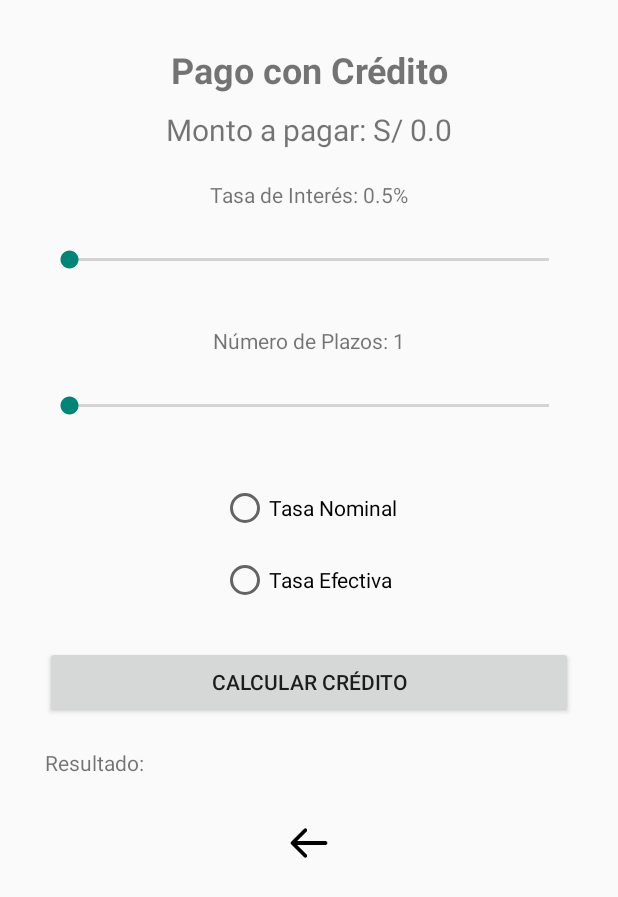
After one commit to Paulo02-pixel/Finanzas, an Android app: the MainActivityCredit screen opened directly, with no data from a screen before it, on a phone screen of 412 x 824 dp. The commit adds this screen. Shown: the top 897 px of the screen. Run offline under Robolectric (Android 15) with nearby library versions, the phone set to English and light mode, and no system bars.

Commit message:
added finance method

```diff
--- a/app/src/main/java/com/example/finanzas/Activity/MainActivityCart.java
+++ b/app/src/main/java/com/example/finanzas/Activity/MainActivityCart.java
@@ -4,17 +4,11 @@ import android.content.Intent;
 import android.os.Bundle;
 import android.view.View;
 
-import androidx.activity.EdgeToEdge;
 import androidx.appcompat.app.AppCompatActivity;
-import androidx.core.graphics.Insets;
-import androidx.core.view.ViewCompat;
-import androidx.core.view.WindowInsetsCompat;
 import androidx.recyclerview.widget.LinearLayoutManager;
 
 import com.example.finanzas.Adapter.CartAdapter;
-import com.example.finanzas.Helper.ChangeNumberItemsListener;
 import com.example.finanzas.Helper.ManagmentCart;
-import com.example.finanzas.R;
 import com.example.finanzas.databinding.ActivityCartBinding;
 
 public class MainActivityCart extends AppCompatActivity {
--- /dev/null
+++ b/app/src/main/java/com/example/finanzas/Activity/MainActivityCredit.java
@@ -0,0 +1,104 @@
+package com.example.finanzas.Activity;
+
+import android.os.Bundle;
+import android.widget.Button;
+import android.widget.ImageButton;
+import android.widget.RadioGroup;
+import android.widget.SeekBar;
+import android.widget.TextView;
+
+import androidx.appcompat.app.AppCompatActivity;
+
+import com.example.finanzas.Helper.ManagmentCart;
+import com.example.finanzas.R;
+
+import java.util.ArrayList;
+import java.util.Locale;
+
+public class MainActivityCredit extends AppCompatActivity {
+
+    private SeekBar seekBarInterestRate, seekBarPeriods;
+    private TextView textViewInterestRate, textViewPeriods, textViewCreditResult;
+    private RadioGroup radioGroupRateType;
+    TextView totalFeeText;
+    private ManagmentCart managmentCart;
+
+    @Override
+    protected void onCreate(Bundle savedInstanceState) {
+        super.onCreate(savedInstanceState);
+        setContentView(R.layout.activity_credit);
+
+        managmentCart = new ManagmentCart(this);
+        totalFeeText = findViewById(R.id.totalFeeText);
+        String nombre = getIntent().getStringExtra("nombre");
+        double itemTotal = (double) Math.round(managmentCart.getTotalFee() * 100) /100;
+        totalFeeText.setText("Monto a pagar: S/ " + itemTotal);
+
+        seekBarInterestRate = findViewById(R.id.seekBarInterestRate);
+        seekBarPeriods = findViewById(R.id.seekBarPeriods);
+        textViewInterestRate = findViewById(R.id.textViewInterestRate);
+        textViewPeriods = findViewById(R.id.textViewPeriods);
+        textViewCreditResult = findViewById(R.id.textViewCreditResult);
+        radioGroupRateType = findViewById(R.id.radioGroupRateType);
+
+        seekBarInterestRate.setOnSeekBarChangeListener(new SeekBar.OnSeekBarChangeListener() {
+            @Override
+            public void onProgressChanged(SeekBar seekBar, int progress, boolean fromUser) {
+                double interestRate = 0.5 + (progress / 10.0);
+                textViewInterestRate.setText(String.format("Tasa de Interés Anual: %.1f%%", interestRate));
+            }
+
+            @Override
+            public void onStartTrackingTouch(SeekBar seekBar) {}
+
+            @Override
+            public void onStopTrackingTouch(SeekBar seekBar) {}
+        });
+        seekBarPeriods.setOnSeekBarChangeListener(new SeekBar.OnSeekBarChangeListener() {
+            @Override
+            public void onProgressChanged(SeekBar seekBar, int progress, boolean fromUser) {
+                int periods = 1 + progress;
+                textViewPeriods.setText(String.format("Número de Plazos: %d", periods));
+            }
+
+            @Override
+            public void onStartTrackingTouch(SeekBar seekBar) {}
+
+            @Override
+            public void onStopTrackingTouch(SeekBar seekBar) {}
+        });
+        Button buttonCalculateCredit = findViewById(R.id.buttonCalculateCredit);
+        buttonCalculateCredit.setOnClickListener(v -> calculateCredit(itemTotal));
+
+        ImageButton buttonBackToMain = findViewById(R.id.buttonBackToMain);
+        buttonBackToMain.setOnClickListener(v -> finish());
+
+    }
+    private void calculateCredit(double itemTotal) {
+        double interestRate = 0.5 + (seekBarInterestRate.getProgress() / 10.0);
+        int periods = 1 + seekBarPeriods.getProgress();
+
+        boolean isNominal = radioGroupRateType.getCheckedRadioButtonId() == R.id.radioNominal;
+
+        //FORMULA REAL
+        double tasa = 100*(Math.pow(1+(interestRate/100),(30.0/360.0))-1);
+        StringBuilder summary = new StringBuilder();
+        double[] cuotas = new double[periods];
+        double saldo = itemTotal;
+        double intereses, cuota, amortizacion;
+        summary.append("Detalles del Crédito:\n\n");
+
+        for(int i = 0;i<periods;i++){
+            intereses = saldo*(tasa/100);
+            cuota = (saldo * (tasa/100))/(1 - (Math.pow(1 + (tasa/100), -periods)));
+            cuotas[i] = cuota;
+            amortizacion = cuota-intereses;
+            saldo -= amortizacion;
+
+            summary.append(String.format(Locale.getDefault(),
+                    "Periodo %d:\nIntereses: S/ %.2f\nCuota: S/ %.2f\nAmortización: S/ %.2f\nSaldo: S/ %.2f\n\n",
+                    (i + 1), intereses, cuota, amortizacion, saldo));
+        }
+        textViewCreditResult.setText(summary.toString());
+    }
+}
--- /dev/null
+++ b/app/src/main/res/layout/activity_credit.xml
@@ -0,0 +1,135 @@
+<?xml version="1.0" encoding="utf-8"?>
+<ScrollView
+    xmlns:android="http://schemas.android.com/apk/res/android"
+    xmlns:tools="http://schemas.android.com/tools"
+    xmlns:app="http://schemas.android.com/apk/res-auto"
+    android:layout_width="match_parent"
+    android:layout_height="match_parent"
+    tools:context=".Activity.MainActivityCredit">
+
+    <androidx.constraintlayout.widget.ConstraintLayout
+        android:layout_width="match_parent"
+        android:layout_height="wrap_content">
+
+        <TextView
+            android:id="@+id/textViewTitleCredit"
+            android:layout_width="wrap_content"
+            android:layout_height="wrap_content"
+            android:text="Pago con Crédito"
+            android:textSize="24sp"
+            android:textStyle="bold"
+            android:layout_marginTop="30dp"
+            app:layout_constraintTop_toTopOf="parent"
+            app:layout_constraintStart_toStartOf="parent"
+            app:layout_constraintEnd_toEndOf="parent" />
+
+        <TextView
+            android:id="@+id/totalFeeText"
+            android:layout_width="wrap_content"
+            android:layout_height="wrap_content"
+            android:text="S/ 0.00"
+            android:textSize="20sp"
+            android:layout_marginTop="10dp"
+            app:layout_constraintTop_toBottomOf="@id/textViewTitleCredit"
+            app:layout_constraintStart_toStartOf="parent"
+            app:layout_constraintEnd_toEndOf="parent" />
+
+        <TextView
+            android:id="@+id/textViewInterestRate"
+            android:layout_width="wrap_content"
+            android:layout_height="wrap_content"
+            android:text="Tasa de Interés: 0.5%"
+            android:layout_marginTop="20dp"
+            app:layout_constraintTop_toBottomOf="@id/totalFeeText"
+            app:layout_constraintStart_toStartOf="parent"
+            app:layout_constraintEnd_toEndOf="parent" />
+
+        <SeekBar
+            android:id="@+id/seekBarInterestRate"
+            android:layout_width="0dp"
+            android:layout_height="48dp"
+            android:max="195"
+            android:layout_marginTop="10dp"
+            app:layout_constraintTop_toBottomOf="@id/textViewInterestRate"
+            app:layout_constraintStart_toStartOf="parent"
+            app:layout_constraintEnd_toEndOf="parent"
+            android:layout_marginHorizontal="30dp" />
+
+        <TextView
+            android:id="@+id/textViewPeriods"
+            android:layout_width="wrap_content"
+            android:layout_height="wrap_content"
+            android:text="Número de Plazos: 1"
+            android:layout_marginTop="20dp"
+            app:layout_constraintTop_toBottomOf="@id/seekBarInterestRate"
+            app:layout_constraintStart_toStartOf="parent"
+            app:layout_constraintEnd_toEndOf="parent" />
+
+        <SeekBar
+            android:id="@+id/seekBarPeriods"
+            android:layout_width="0dp"
+            android:layout_height="48dp"
+            android:max="11"
+            android:layout_marginTop="10dp"
+            app:layout_constraintTop_toBottomOf="@id/textViewPeriods"
+            app:layout_constraintStart_toStartOf="parent"
+            app:layout_constraintEnd_toEndOf="parent"
+            android:layout_marginHorizontal="30dp" />
+
+        <RadioGroup
+            android:id="@+id/radioGroupRateType"
+            android:layout_width="wrap_content"
+            android:layout_height="wrap_content"
+            android:layout_marginTop="20dp"
+            app:layout_constraintTop_toBottomOf="@id/seekBarPeriods"
+            app:layout_constraintStart_toStartOf="parent"
+            app:layout_constraintEnd_toEndOf="parent">
+
+            <RadioButton
+                android:id="@+id/radioNominal"
+                android:layout_width="wrap_content"
+                android:layout_height="48dp"
+                android:text="Tasa Nominal" />
+
+            <RadioButton
+                android:id="@+id/radioEffective"
+                android:layout_width="wrap_content"
+                android:layout_height="48dp"
+                android:text="Tasa Efectiva" />
+        </RadioGroup>
+
+        <Button
+            android:id="@+id/buttonCalculateCredit"
+            android:layout_width="0dp"
+            android:layout_height="wrap_content"
+            android:text="Calcular Crédito"
+            android:layout_marginTop="20dp"
+            app:layout_constraintTop_toBottomOf="@id/radioGroupRateType"
+            app:layout_constraintStart_toStartOf="parent"
+            app:layout_constraintEnd_toEndOf="parent"
+            android:layout_marginHorizontal="30dp" />
+
+        <TextView
+            android:id="@+id/textViewCreditResult"
+            android:layout_width="0dp"
+            android:layout_height="wrap_content"
+            android:text="Resultado: "
+            android:layout_marginTop="20dp"
+            app:layout_constraintTop_toBottomOf="@id/buttonCalculateCredit"
+            app:layout_constraintStart_toStartOf="parent"
+            app:layout_constraintEnd_toEndOf="parent"
+            android:layout_marginHorizontal="30dp" />
+
+        <ImageButton
+            android:id="@+id/buttonBackToMain"
+            android:layout_width="48dp"
+            android:layout_height="48dp"
+            android:src="@drawable/arrow"
+            android:contentDescription="Volver"
+            android:layout_marginTop="20dp"
+            app:layout_constraintTop_toBottomOf="@id/textViewCreditResult"
+            app:layout_constraintStart_toStartOf="parent"
+            app:layout_constraintEnd_toEndOf="parent"
+            android:background="@android:color/transparent"/>
+    </androidx.constraintlayout.widget.ConstraintLayout>
+</ScrollView>
```
Also changed, not shown: app/src/main/AndroidManifest.xml (+6 -3 lines), app/src/main/java/com/example/finanzas/Activity/MainActivity.java (+7 -2 lines), app/src/main/java/com/example/finanzas/Activity/MainActivityChoose.java (+10 -0 lines), app/src/main/java/com/example/finanzas/Activity/MainActivityProfile.kt (added, +82 -0 lines), app/src/main/res/layout/activity_main.xml (+4 -3 lines), app/src/main/res/layout/activity_profile.xml (added, +103 -0 lines), app/src/main/res/drawable/home.png (added).
